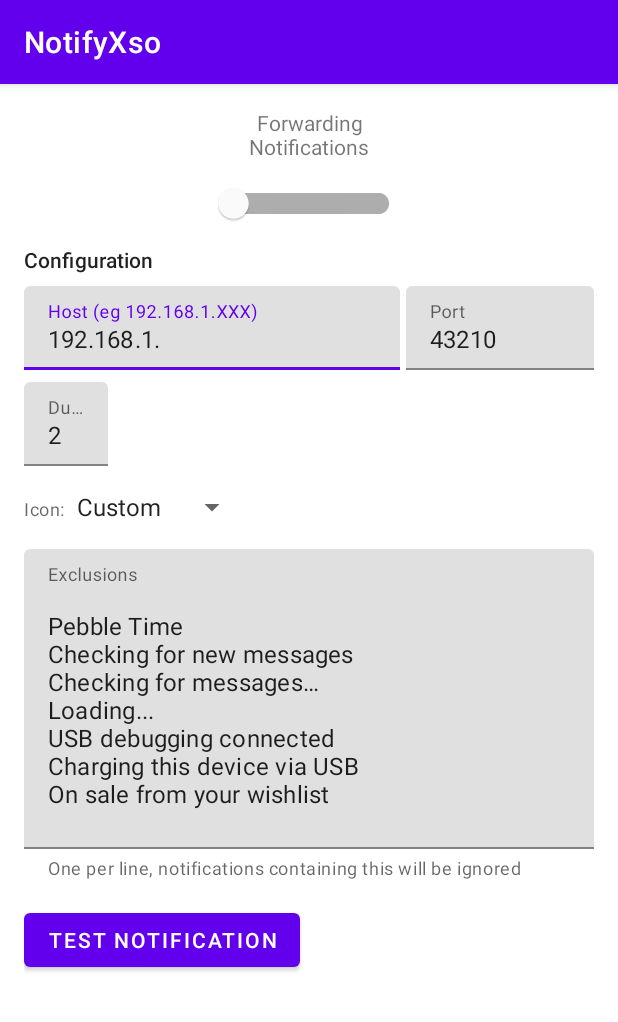
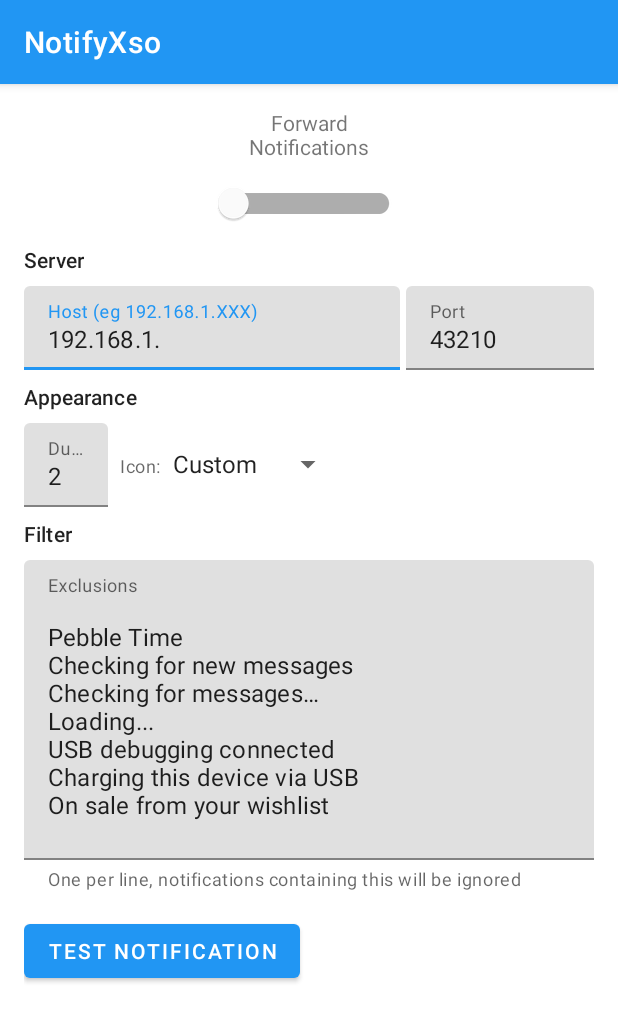
Before and after one commit to jonreeve/NotifyXso, an Android app: the screen it shows after launch (MainActivity), on a phone screen of 412 x 824 dp. Shown: the top 1022 px of the screen. Run offline under Robolectric (Android 15) with nearby library versions, the phone set to English and light mode, and no system bars; 4 statements that could not run were skipped.

Commit message:
Improve UI a little; colors and section labels

```diff
--- a/app/src/main/res/layout/activity_main.xml
+++ b/app/src/main/res/layout/activity_main.xml
@@ -10,7 +10,7 @@
         android:id="@+id/label_switch"
         android:layout_width="wrap_content"
         android:layout_height="wrap_content"
-        android:text="Forwarding\nNotifications"
+        android:text="Forward\nNotifications"
         android:gravity="center"
         app:layout_constraintTop_toTopOf="parent"
         app:layout_constraintStart_toStartOf="parent"
@@ -27,10 +27,10 @@
         app:layout_constraintEnd_toEndOf="parent"/>
 
     <TextView
-        android:id="@+id/label_config"
+        android:id="@+id/label_server"
         android:layout_width="wrap_content"
         android:layout_height="wrap_content"
-        android:text="Configuration"
+        android:text="Server"
         android:textAppearance="@style/TextAppearance.MaterialComponents.Subtitle2"
         app:layout_constraintStart_toStartOf="parent"
         app:layout_constraintTop_toBottomOf="@id/switch_enable" />
@@ -42,7 +42,7 @@
         android:layout_height="wrap_content"
         app:layout_constraintStart_toStartOf="parent"
         app:layout_constraintEnd_toStartOf="@+id/layout_port"
-        app:layout_constraintTop_toBottomOf="@id/label_config"
+        app:layout_constraintTop_toBottomOf="@id/label_server"
         android:layout_marginTop="8dp">
         <com.google.android.material.textfield.TextInputEditText
             android:id="@+id/edit_text_host"
@@ -68,12 +68,22 @@
             android:inputType="number"/>
     </com.google.android.material.textfield.TextInputLayout>
 
+    <TextView
+        android:id="@+id/label_appearance"
+        android:layout_width="wrap_content"
+        android:layout_height="wrap_content"
+        android:layout_marginTop="8dp"
+        android:text="Appearance"
+        android:textAppearance="@style/TextAppearance.MaterialComponents.Subtitle2"
+        app:layout_constraintStart_toStartOf="parent"
+        app:layout_constraintTop_toBottomOf="@id/layout_host" />
+
     <com.google.android.material.textfield.TextInputLayout
         android:id="@+id/layout_duration"
         android:layout_width="wrap_content"
         android:layout_height="wrap_content"
         app:layout_constraintStart_toStartOf="parent"
-        app:layout_constraintTop_toBottomOf="@id/layout_host"
+        app:layout_constraintTop_toBottomOf="@id/label_appearance"
         android:layout_marginTop="8dp">
         <com.google.android.material.textfield.TextInputEditText
             android:id="@+id/edit_text_duration"
@@ -89,9 +99,10 @@
         android:id="@+id/label_icon"
         android:layout_width="wrap_content"
         android:layout_height="wrap_content"
-        app:layout_constraintStart_toStartOf="parent"
-        app:layout_constraintTop_toBottomOf="@id/layout_duration"
+        app:layout_constraintStart_toEndOf="@id/layout_duration"
+        app:layout_constraintTop_toTopOf="@id/layout_duration"
         android:layout_marginTop="20dp"
+        android:layout_marginStart="8dp"
         android:textAppearance="@style/TextAppearance.MaterialComponents.Caption"
         android:text="Icon:" />
 
@@ -104,14 +115,24 @@
         android:layout_marginTop="4dp"
         android:entries="@array/notification_icons"/>
 
+    <TextView
+        android:id="@+id/label_filter"
+        android:layout_width="wrap_content"
+        android:layout_height="wrap_content"
+        android:layout_marginTop="8dp"
+        android:text="Filter"
+        android:textAppearance="@style/TextAppearance.MaterialComponents.Subtitle2"
+        app:layout_constraintStart_toStartOf="parent"
+        app:layout_constraintTop_toBottomOf="@id/layout_duration" />
+
     <com.google.android.material.textfield.TextInputLayout
         android:id="@+id/layout_exclusions"
         android:layout_width="match_parent"
         android:layout_height="wrap_content"
-        android:layout_marginTop="16dp"
+        android:layout_marginTop="8dp"
         app:helperText="One per line, notifications containing this will be ignored"
         app:layout_constraintStart_toStartOf="parent"
-        app:layout_constraintTop_toBottomOf="@id/notification_icon_spinner">
+        app:layout_constraintTop_toBottomOf="@id/label_filter">
 
         <com.google.android.material.textfield.TextInputEditText
             android:id="@+id/edit_text_exclusions"
--- a/app/src/main/res/values-night/themes.xml
+++ b/app/src/main/res/values-night/themes.xml
@@ -2,13 +2,9 @@
     <!-- Base application theme. -->
     <style name="Theme.NotifyXso" parent="Theme.MaterialComponents.DayNight.DarkActionBar">
         <!-- Primary brand color. -->
-        <item name="colorPrimary">@color/purple_200</item>
-        <item name="colorPrimaryVariant">@color/purple_700</item>
-        <item name="colorOnPrimary">@color/black</item>
-        <!-- Secondary brand color. -->
-        <item name="colorSecondary">@color/teal_200</item>
-        <item name="colorSecondaryVariant">@color/teal_200</item>
-        <item name="colorOnSecondary">@color/black</item>
+        <item name="colorPrimary">@color/primary_night</item>
+        <item name="colorPrimaryVariant">@color/primary_variant</item>
+        <item name="colorOnPrimary">@color/white</item>
         <!-- Status bar color. -->
         <item name="android:statusBarColor" tools:targetApi="l">?attr/colorPrimaryVariant</item>
         <!-- Customize your theme here. -->
--- a/app/src/main/res/values/colors.xml
+++ b/app/src/main/res/values/colors.xml
@@ -1,8 +1,8 @@
 <?xml version="1.0" encoding="utf-8"?>
 <resources>
-    <color name="purple_200">#FFBB86FC</color>
-    <color name="purple_500">#FF6200EE</color>
-    <color name="purple_700">#FF3700B3</color>
+    <color name="primary_night">#0D47A1</color>
+    <color name="primary">#2196F3</color>
+    <color name="primary_variant">#0288D1</color>
     <color name="teal_200">#FF03DAC5</color>
     <color name="teal_700">#FF018786</color>
     <color name="black">#FF000000</color>
--- a/app/src/main/res/values/themes.xml
+++ b/app/src/main/res/values/themes.xml
@@ -2,13 +2,9 @@
     <!-- Base application theme. -->
     <style name="Theme.NotifyXso" parent="Theme.MaterialComponents.DayNight.DarkActionBar">
         <!-- Primary brand color. -->
-        <item name="colorPrimary">@color/purple_500</item>
-        <item name="colorPrimaryVariant">@color/purple_700</item>
+        <item name="colorPrimary">@color/primary</item>
+        <item name="colorPrimaryVariant">@color/primary_variant</item>
         <item name="colorOnPrimary">@color/white</item>
-        <!-- Secondary brand color. -->
-        <item name="colorSecondary">@color/teal_200</item>
-        <item name="colorSecondaryVariant">@color/teal_700</item>
-        <item name="colorOnSecondary">@color/black</item>
         <!-- Status bar color. -->
         <item name="android:statusBarColor" tools:targetApi="l">?attr/colorPrimaryVariant</item>
         <!-- Customize your theme here. -->
```
